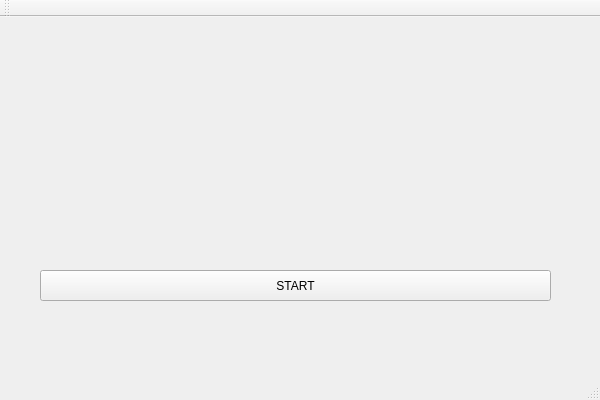
Qt form Scribble/Scribble/WaitingRoom.ui (PopescuFilip/Scribble) before a commit.
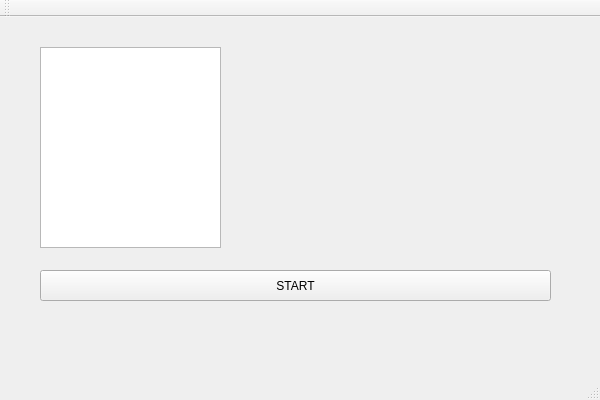
The same form after that commit.

Commit message: created Profile Qt Widget class renamed two pushButtons from JoinRoom : Play->Insert Room Code, Create Private Room -> Create Waiting Room added textEdit in WaitingRoom for players

```diff
--- a/Scribble/Scribble/WaitingRoom.ui
+++ b/Scribble/Scribble/WaitingRoom.ui
@@ -27,6 +27,16 @@
      <string>START</string>
     </property>
    </widget>
+   <widget class="QTextEdit" name="textEdit">
+    <property name="geometry">
+     <rect>
+      <x>40</x>
+      <y>30</y>
+      <width>181</width>
+      <height>201</height>
+     </rect>
+    </property>
+   </widget>
   </widget>
   <widget class="QMenuBar" name="menuBar">
    <property name="geometry">
```
The commit also changes 6 other files.
